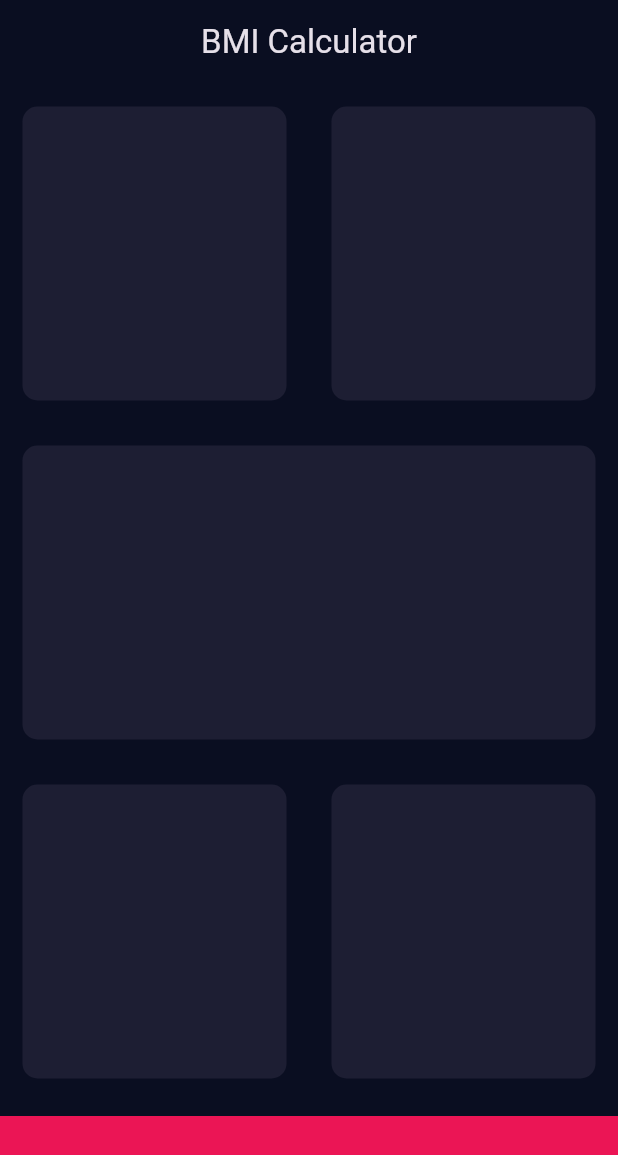
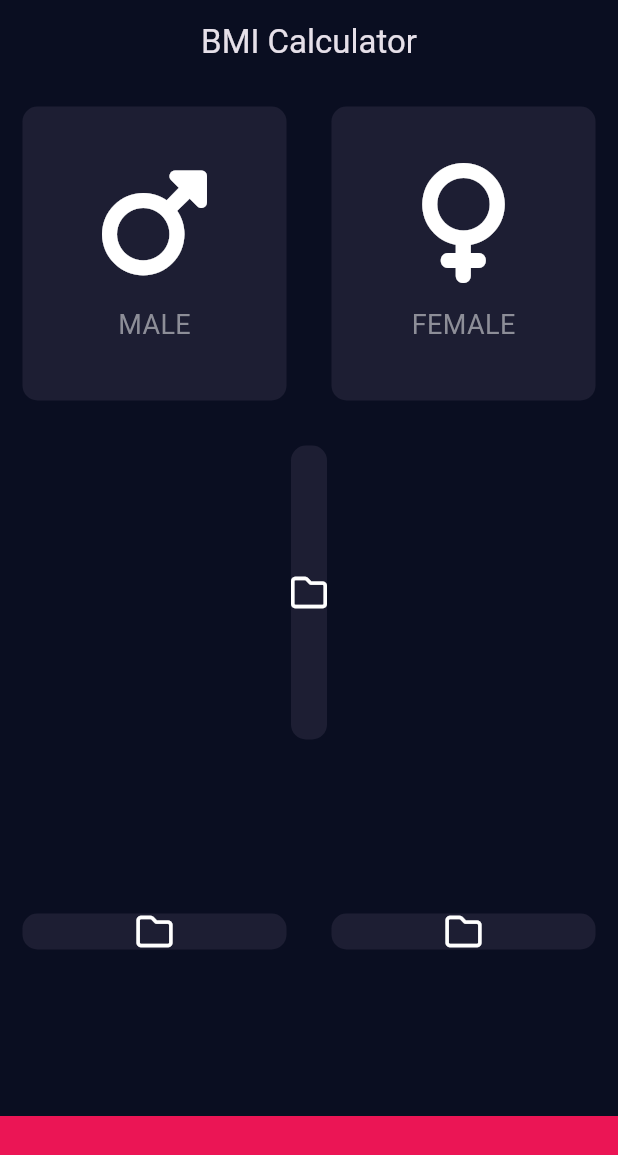
Before and after one commit to mr-schway/bmi-calculator, a Flutter app: the screen it shows after launch, on a phone screen of 412 x 824 dp. Shown: the top 1155 px of the screen. Run offline on Flutter 3.47's test engine with Material 3 defaults, Android fonts, the phone set to English and light mode, and no system bars; our stand-ins replace font_awesome_flutter.

Commit message:
Add icon and label to the widgets

```diff
--- /dev/null
+++ b/lib/icon_content.dart
@@ -0,0 +1,29 @@
+import 'package:flutter/material.dart';
+
+const labelText = TextStyle(
+  fontSize: 18.0,
+  color: Color(0xFF8D8E98),
+);
+
+class IconContent extends StatelessWidget {
+  final IconData icon;
+  final String label;
+  const IconContent({super.key, required this.icon, required this.label});
+
+  @override
+  Widget build(BuildContext context) {
+    return Column(
+      mainAxisAlignment: MainAxisAlignment.center,
+      children: [
+        Icon(
+          icon,
+          size: 80.0,
+        ),
+        const SizedBox(
+          height: 15.0,
+        ),
+        Text(label, style: labelText),
+      ],
+    );
+  }
+}
--- a/lib/input_page.dart
+++ b/lib/input_page.dart
@@ -1,4 +1,7 @@
 import 'package:flutter/material.dart';
+import 'package:font_awesome_flutter/font_awesome_flutter.dart';
+import 'icon_content.dart';
+import 'reusable_card.dart';
 
 const bottomContainerHeight = 80.0;
 const activeCardColor = Color(0xFF1D1E33);
@@ -28,12 +31,19 @@ class _InputPageState extends State<InputPage> {
                 Expanded(
                   child: ReusableCard(
                     colour: activeCardColor,
+                    cardChild: IconContent(
+                      icon: FontAwesomeIcons.mars,
+                      label: "MALE",
+                    ),
                   ),
                 ),
                 Expanded(
                   child: ReusableCard(
-                    colour: activeCardColor,
-                  ),
+                      colour: activeCardColor,
+                      cardChild: IconContent(
+                        icon: FontAwesomeIcons.venus,
+                        label: "FEMALE",
+                      )),
                 ),
               ],
             ),
@@ -41,6 +51,7 @@ class _InputPageState extends State<InputPage> {
           const Expanded(
             child: ReusableCard(
               colour: activeCardColor,
+              cardChild: Icon(FontAwesomeIcons.folder),
             ),
           ),
           const Expanded(
@@ -49,11 +60,13 @@ class _InputPageState extends State<InputPage> {
                 Expanded(
                   child: ReusableCard(
                     colour: activeCardColor,
+                    cardChild: Icon(FontAwesomeIcons.folder),
                   ),
                 ),
                 Expanded(
                   child: ReusableCard(
                     colour: activeCardColor,
+                    cardChild: Icon(FontAwesomeIcons.folder),
                   ),
                 ),
               ],
@@ -70,19 +83,3 @@ class _InputPageState extends State<InputPage> {
     );
   }
 }
-
-class ReusableCard extends StatelessWidget {
-  final Color colour;
-  const ReusableCard({super.key, required this.colour});
-
-  @override
-  Widget build(BuildContext context) {
-    return Container(
-      margin: const EdgeInsets.all(15),
-      decoration: BoxDecoration(
-        color: colour,
-        borderRadius: BorderRadius.circular(10),
-      ),
-    );
-  }
-}
--- /dev/null
+++ b/lib/reusable_card.dart
@@ -0,0 +1,20 @@
+import 'package:flutter/material.dart';
+
+class ReusableCard extends StatelessWidget {
+  final Color colour;
+  final Widget cardChild;
+  const ReusableCard(
+      {super.key, required this.colour, required this.cardChild});
+
+  @override
+  Widget build(BuildContext context) {
+    return Container(
+      margin: const EdgeInsets.all(15),
+      decoration: BoxDecoration(
+        color: colour,
+        borderRadius: BorderRadius.circular(10),
+      ),
+      child: cardChild,
+    );
+  }
+}
--- a/pubspec.yaml
+++ b/pubspec.yaml
@@ -35,6 +35,7 @@ dependencies:
   # The following adds the Cupertino Icons font to your application.
   # Use with the CupertinoIcons class for iOS style icons.
   cupertino_icons: ^1.0.2
+  font_awesome_flutter: ^10.7.0
 
 dev_dependencies:
   flutter_test:
```
Also changed, not shown: pubspec.lock.
